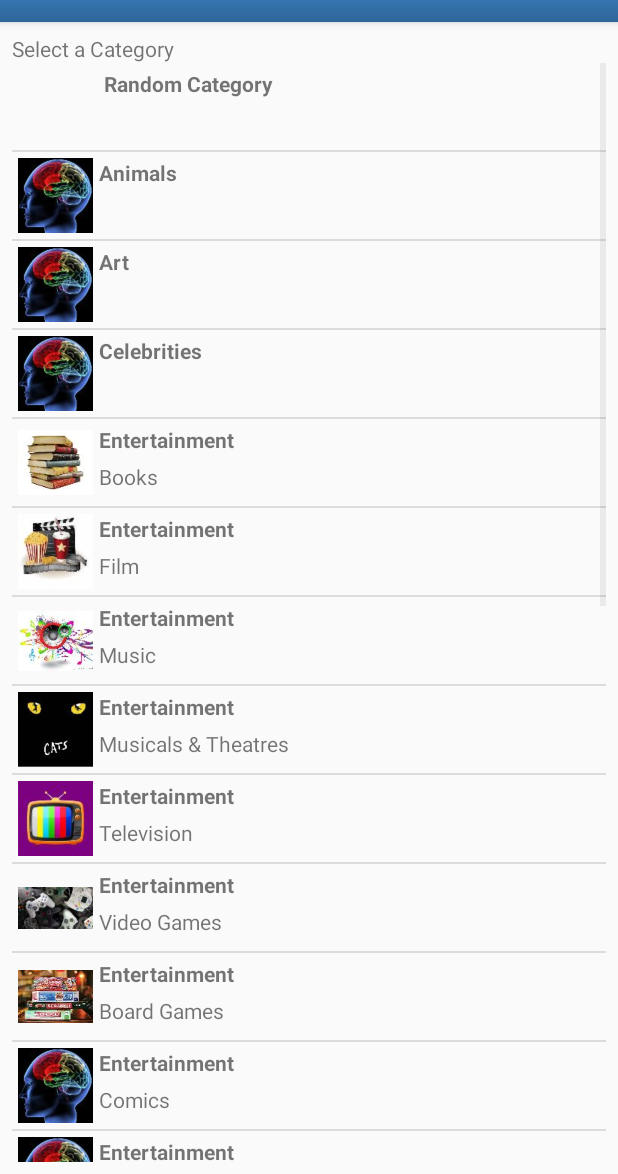
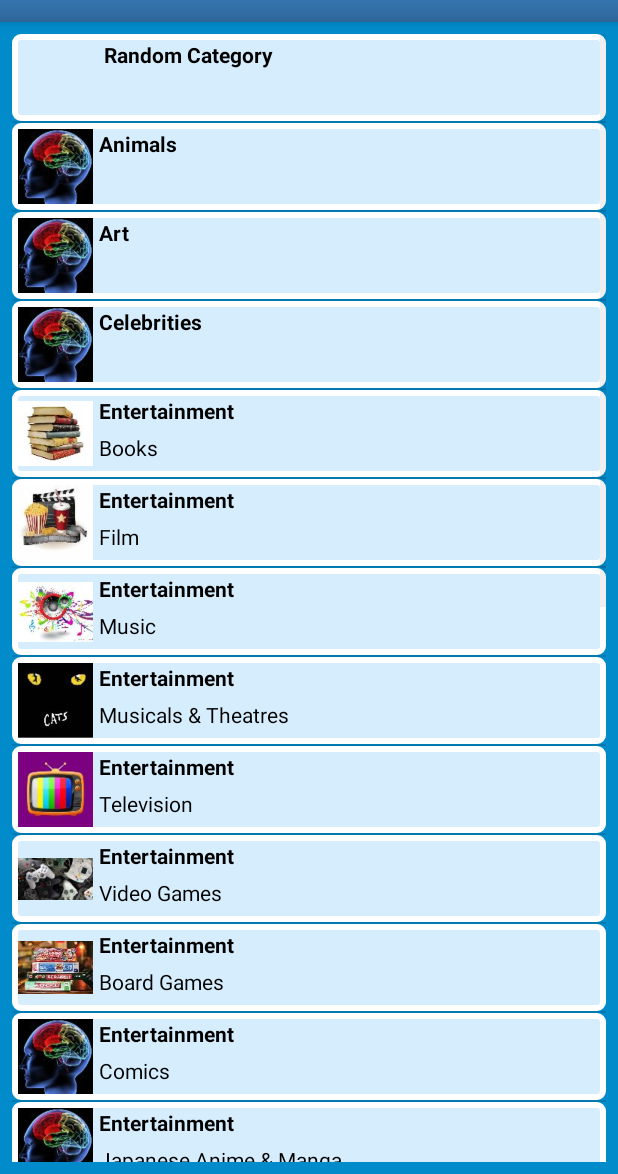
Before and after one commit to bytetonight/Udacity-QuizApp-Open-Trivia, an Android app: the CategorySelectionActivity screen opened directly, with no data from a screen before it, on a phone screen of 412 x 824 dp, the part 62-1236 px from its top. Run offline under Robolectric (Android 15) with nearby library versions, the phone set to English and light mode, and no system bars.

Commit message:
-Category Selection styles

```diff
--- a/app/src/main/res/layout/activity_category_selection.xml
+++ b/app/src/main/res/layout/activity_category_selection.xml
@@ -2,21 +2,18 @@
 <LinearLayout
     xmlns:android="http://schemas.android.com/apk/res/android"
     xmlns:tools="http://schemas.android.com/tools"
-    style="@style/FullWidthFullHeight"
-    android:padding="@dimen/fragmentPadding"
-    android:orientation="vertical"
+    style="@style/category_selection"
     tools:context="android.example.com.quizapp.CategorySelectionActivity">
 
 
-    <TextView
+   <!-- <TextView
         android:id="@+id/bla"
-        android:layout_width="match_parent"
-        android:layout_height="wrap_content"
-        android:text="@string/select_a_category"/>
+        style="@style/categories_header"
+        android:text="@string/select_a_category"/>-->
 
     <ListView
         android:id="@+id/category_ListView"
-        style="@style/FullWidthWrapHeight"></ListView>
+        style="@style/categories_listView"></ListView>
 
 
 </LinearLayout>
--- a/app/src/main/res/layout/template_category_list_item.xml
+++ b/app/src/main/res/layout/template_category_list_item.xml
@@ -3,43 +3,31 @@
     xmlns:android="http://schemas.android.com/apk/res/android"
     xmlns:app="http://schemas.android.com/apk/res-auto"
     xmlns:tools="http://schemas.android.com/tools"
-    style="@style/FullWidthFullHeight"
-    android:layout_height="wrap_content"
-    android:orientation="horizontal"
-    android:padding="4dp">
+    style="@style/categories_ListView_Item">
 
     <FrameLayout
-        android:layout_width="wrap_content"
-        android:layout_height="wrap_content">
+        style="@style/WrapBoth">
 
         <ImageView
             android:id="@+id/ivImage"
-            android:layout_width="50dp"
-            android:layout_height="50dp"
+            style="@style/categories_ListView_Item_Image"
             app:srcCompat="@drawable/knowledge"/>
 
     </FrameLayout>
 
     <LinearLayout
-        android:layout_width="match_parent"
-        android:layout_height="match_parent"
-        android:orientation="vertical"
-        android:paddingLeft="4dp">
+        style="@style/categories_ListView_Item_Text_Container">
 
         <TextView
             android:id="@+id/tvMainCategory"
-            android:layout_width="match_parent"
-            android:layout_height="wrap_content"
-            android:layout_weight="1"
-            android:text="TextView"
-            android:textStyle="bold"/>
+            style="@style/categories_ListView_Item_Header"
+            android:text="@string/textView"
+            />
 
         <TextView
             android:id="@+id/tvSubCategory"
-            android:layout_width="match_parent"
-            android:layout_height="wrap_content"
-            android:layout_weight="1"
-            android:text="TextView"/>
+            style="@style/categories_ListView_Item_Sub"
+            android:text="@string/textView"/>
     </LinearLayout>
 
 </LinearLayout>
--- a/app/src/main/res/values/dimen.xml
+++ b/app/src/main/res/values/dimen.xml
@@ -16,6 +16,11 @@
     <dimen name="resultMsg123">20sp</dimen>
     <dimen name="resultScore">80sp</dimen>
     <dimen name="resultButtonMargin">4dp</dimen>
+
+    <!-- This is a special one allowing for floating point values -->
     <item name="resultMsgAlpha" format="float" type="dimen">0.5</item>
+
+    <dimen name="listViewItemPadding">4dp</dimen>
+    <dimen name="listViewItemImage">50dp</dimen>
     <!--<dimen name="animDuration">400</dimen>-->
 </resources>
--- a/app/src/main/res/values/strings.xml
+++ b/app/src/main/res/values/strings.xml
@@ -43,4 +43,5 @@
 
     <string name="error_header">Error</string>
     <string name="error_timeout">Failed to connect to Server after %1$d seconds.\nPlease check your connection and/or try again later.</string>
+    <string name="textView">textView</string>
 </resources>
--- a/app/src/main/res/values/styles.xml
+++ b/app/src/main/res/values/styles.xml
@@ -37,6 +37,12 @@
     <!-- Inheritable Commons -->
     <style name="FullWidthWrapHeight">
         <item name="android:layout_width">match_parent</item>
+        <item name="android:layout_height">wrap_content</item>
+    </style>
+
+    <!-- Inheritable Commons -->
+    <style name="WrapBoth">
+        <item name="android:layout_width">wrap_content</item>
         <item name="android:layout_height">wrap_content</item>
     </style>
 
@@ -265,4 +271,61 @@
         <item name="android:layout_alignParentBottom">false</item>
         <item name="android:layout_marginTop">@dimen/resultButtonMargin</item>
     </style>
+
+    <!-- categories -->
+    <style name="category_selection">
+        <item name="android:layout_width">match_parent</item>
+        <item name="android:layout_height">match_parent</item>
+        <item name="android:padding">8dp</item>
+        <item name="android:orientation">vertical</item>
+        <item name="android:background">@color/mainBackgroundColor</item>
+        <!--- Support library compatibility-->
+        <item name="background">@color/mainBackgroundColor</item>
+    </style>
+
+    <style name="categories_header">
+        <item name="android:textColor">@color/white</item>
+        <item name="android:layout_width">match_parent</item>
+        <item name="android:layout_height">wrap_content</item>
+    </style>
+
+    <style name="categories_listView">
+        <!-- To style a ListView, especially one with a custom Layout ...
+        You have to apply the styles in your ListView layout (template) -->
+        <item name="android:layout_width">match_parent</item>
+        <item name="android:layout_height">match_parent</item>
+    </style>
+
+    <style name="categories_ListView_Item">
+        <item name="android:layout_width">match_parent</item>
+        <item name="android:layout_height">wrap_content</item>
+        <item name="android:orientation">horizontal</item>
+        <item name="android:padding">@dimen/listViewItemPadding</item>
+        <item name="android:background">@drawable/textview_container</item>
+        <!-- Support library compatibility -->
+        <item name="background">@drawable/textview_container</item>
+    </style>
+
+    <style name="categories_ListView_Item_Image">
+        <item name="android:layout_width">@dimen/listViewItemImage</item>
+        <item name="android:layout_height">@dimen/listViewItemImage</item>
+        <item name="android:src">@drawable/knowledge</item>
+        <!--<item name="app:srcCompat">@drawable/knowledge</item>-->
+    </style>
+
+    <style name="categories_ListView_Item_Text_Container" parent="@style/FullWidthFullHeight">
+        <item name="android:orientation">vertical</item>
+       <item name="android:paddingLeft">@dimen/padding4</item>
+    </style>
+
+    <style name="categories_ListView_Item_Header" parent="@style/FullWidthWrapHeight">
+        <item name="android:layout_weight">1</item>
+        <item name="android:textColor">@color/black</item>
+        <item name="android:textStyle">bold</item>
+    </style>
+    <style name="categories_ListView_Item_Sub" parent="@style/FullWidthWrapHeight">
+        <item name="android:layout_weight">1</item>
+        <item name="android:textColor">@color/black</item>
+        <item name="android:textStyle">normal</item>
+    </style>
 </resources>
```
